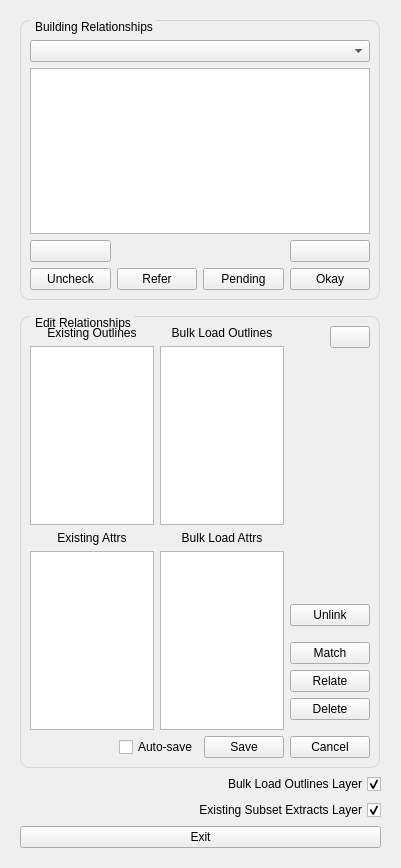
This is buildings/gui/alter_building_relationship.ui in linz/nz-buildings as Qt 5 draws it before an edit. The edited form follows.
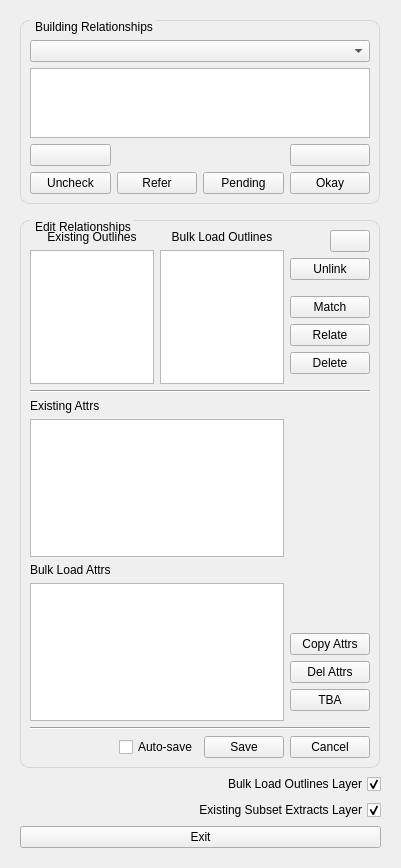
This is the edited form.

Commit message: feat: display name and use for Matched buildings

Patch:
```diff
--- a/buildings/gui/alter_building_relationship.ui
+++ b/buildings/gui/alter_building_relationship.ui
@@ -222,10 +222,17 @@
           <string>Edit Relationships</string>
          </property>
          <layout class="QGridLayout" name="gridLayout_3">
+          <item row="2" column="0">
+           <widget class="Line" name="line">
+            <property name="orientation">
+             <enum>Qt::Horizontal</enum>
+            </property>
+           </widget>
+          </item>
           <item row="1" column="0">
            <layout class="QHBoxLayout" name="horizontalLayout_6">
             <item>
-             <layout class="QVBoxLayout" name="verticalLayout_7">
+             <layout class="QVBoxLayout" name="verticalLayout_3">
               <item>
                <widget class="QLabel" name="label">
                 <property name="sizePolicy">
@@ -270,46 +277,6 @@
                 </property>
                </widget>
               </item>
-
-              <item>
-               <widget class="QLabel" name="label_1">
-                <property name="font">
-                 <font>
-                  <weight>50</weight>
-                  <bold>false</bold>
-                 </font>
-                </property>
-                <property name="text">
-                 <string>Existing Attrs</string>
-                </property>
-                <property name="alignment">
-                 <set>Qt::AlignCenter</set>
-                </property>
-               </widget>
-              </item>
-
-              <item> 
-               <widget class="QListWidget" name="lst_existing_use">
-                <property name="sizePolicy">
-                 <sizepolicy hsizetype="Expanding" vsizetype="Expanding">
-                  <horstretch>0</horstretch>
-                  <verstretch>0</verstretch>
-                 </sizepolicy>
-                </property>
-                <property name="minimumSize">
-                 <size>
-                  <width>0</width>
-                  <height>0</height>
-                 </size>
-                </property>
-                <property name="maximumSize">
-                 <size>
-                  <width>16777215</width>
-                  <height>16777215</height>
-                 </size>
-                </property>
-               </widget>
-              </item>
              </layout>
             </item>
             <item>
@@ -352,47 +319,6 @@
                 </property>
                </widget>
               </item>
-
-              <item>
-               <widget class="QLabel" name="label_3">
-                <property name="font">
-                 <font>
-                  <weight>50</weight>
-                  <bold>false</bold>
-                 </font>
-                </property>
-                <property name="text">
-                 <string>Bulk Load Attrs</string>
-                </property>
-                <property name="alignment">
-                 <set>Qt::AlignCenter</set>
-                </property>
-               </widget>
-              </item>
-
-              <item>
-               <widget class="QListWidget" name="lst_existing_name">
-                <property name="sizePolicy">
-                 <sizepolicy hsizetype="Expanding" vsizetype="Expanding">
-                  <horstretch>0</horstretch>
-                  <verstretch>0</verstretch>
-                 </sizepolicy>
-                </property>
-                <property name="minimumSize">
-                 <size>
-                  <width>0</width>
-                  <height>0</height>
-                 </size>
-                </property>
-                <property name="maximumSize">
-                 <size>
-                  <width>16777215</width>
-                  <height>16777215</height>
-                 </size>
-                </property>
-               </widget>
-              </item>
-
              </layout>
             </item>
             <item>
@@ -516,7 +442,10 @@
             </item>
            </layout>
           </item>
-          <item row="2" column="0">
+          <item row="0" column="0">
+           <layout class="QVBoxLayout" name="layout_msg_bar_edit"/>
+          </item>
+          <item row="5" column="0">
            <layout class="QHBoxLayout" name="horizontalLayout_4">
             <item>
              <spacer name="horizontalSpacer_5">
@@ -557,8 +486,150 @@
             </item>
            </layout>
           </item>
-          <item row="0" column="0">
-           <layout class="QVBoxLayout" name="layout_msg_bar_edit"/>
+          <item row="3" column="0">
+           <layout class="QHBoxLayout" name="horizontalLayout_2">
+            <item>
+             <layout class="QVBoxLayout" name="verticalLayout_7">
+              <item>
+               <widget class="QLabel" name="label_1">
+                <property name="font">
+                 <font>
+                  <weight>50</weight>
+                  <bold>false</bold>
+                 </font>
+                </property>
+                <property name="text">
+                 <string>Existing Attrs</string>
+                </property>
+                <property name="alignment">
+                 <set>Qt::AlignLeading|Qt::AlignLeft|Qt::AlignVCenter</set>
+                </property>
+               </widget>
+              </item>
+              <item>
+               <widget class="QListWidget" name="lst_existing_attrs">
+                <property name="sizePolicy">
+                 <sizepolicy hsizetype="Expanding" vsizetype="Expanding">
+                  <horstretch>0</horstretch>
+                  <verstretch>0</verstretch>
+                 </sizepolicy>
+                </property>
+                <property name="minimumSize">
+                 <size>
+                  <width>0</width>
+                  <height>0</height>
+                 </size>
+                </property>
+                <property name="maximumSize">
+                 <size>
+                  <width>16777215</width>
+                  <height>16777215</height>
+                 </size>
+                </property>
+               </widget>
+              </item>
+              <item>
+               <widget class="QLabel" name="label_3">
+                <property name="font">
+                 <font>
+                  <weight>50</weight>
+                  <bold>false</bold>
+                 </font>
+                </property>
+                <property name="text">
+                 <string>Bulk Load Attrs</string>
+                </property>
+                <property name="alignment">
+                 <set>Qt::AlignLeading|Qt::AlignLeft|Qt::AlignVCenter</set>
+                </property>
+               </widget>
+              </item>
+              <item>
+               <widget class="QListWidget" name="lst_bulk_attrs">
+                <property name="sizePolicy">
+                 <sizepolicy hsizetype="Expanding" vsizetype="Expanding">
+                  <horstretch>0</horstretch>
+                  <verstretch>0</verstretch>
+                 </sizepolicy>
+                </property>
+                <property name="minimumSize">
+                 <size>
+                  <width>0</width>
+                  <height>0</height>
+                 </size>
+                </property>
+                <property name="maximumSize">
+                 <size>
+                  <width>16777215</width>
+                  <height>16777215</height>
+                 </size>
+                </property>
+               </widget>
+              </item>
+             </layout>
+            </item>
+            <item>
+             <layout class="QVBoxLayout" name="verticalLayout_4">
+              <item>
+               <spacer name="verticalSpacer_3">
+                <property name="orientation">
+                 <enum>Qt::Vertical</enum>
+                </property>
+                <property name="sizeHint" stdset="0">
+                 <size>
+                  <width>20</width>
+                  <height>40</height>
+                 </size>
+                </property>
+               </spacer>
+              </item>
+              <item>
+               <widget class="QPushButton" name="pushButton">
+                <property name="text">
+                 <string>Copy Attrs</string>
+                </property>
+               </widget>
+              </item>
+              <item>
+               <widget class="QPushButton" name="pushButton_2">
+                <property name="text">
+                 <string>Del Attrs</string>
+                </property>
+               </widget>
+              </item>
+              <item>
+               <widget class="QPushButton" name="pushButton_3">
+                <property name="text">
+                 <string>TBA</string>
+                </property>
+               </widget>
+              </item>
+              <item>
+               <spacer name="verticalSpacer_4">
+                <property name="orientation">
+                 <enum>Qt::Vertical</enum>
+                </property>
+                <property name="sizeType">
+                 <enum>QSizePolicy::Fixed</enum>
+                </property>
+                <property name="sizeHint" stdset="0">
+                 <size>
+                  <width>20</width>
+                  <height>10</height>
+                 </size>
+                </property>
+               </spacer>
+              </item>
+             </layout>
+            </item>
+           </layout>
+          </item>
+          <item row="4" column="0">
+           <widget class="Line" name="line_2">
+            <property name="orientation">
+             <enum>Qt::Horizontal</enum>
+            </property>
+           </widget>
           </item>
          </layout>
         </widget>
```
The commit also changes 2 other files.
